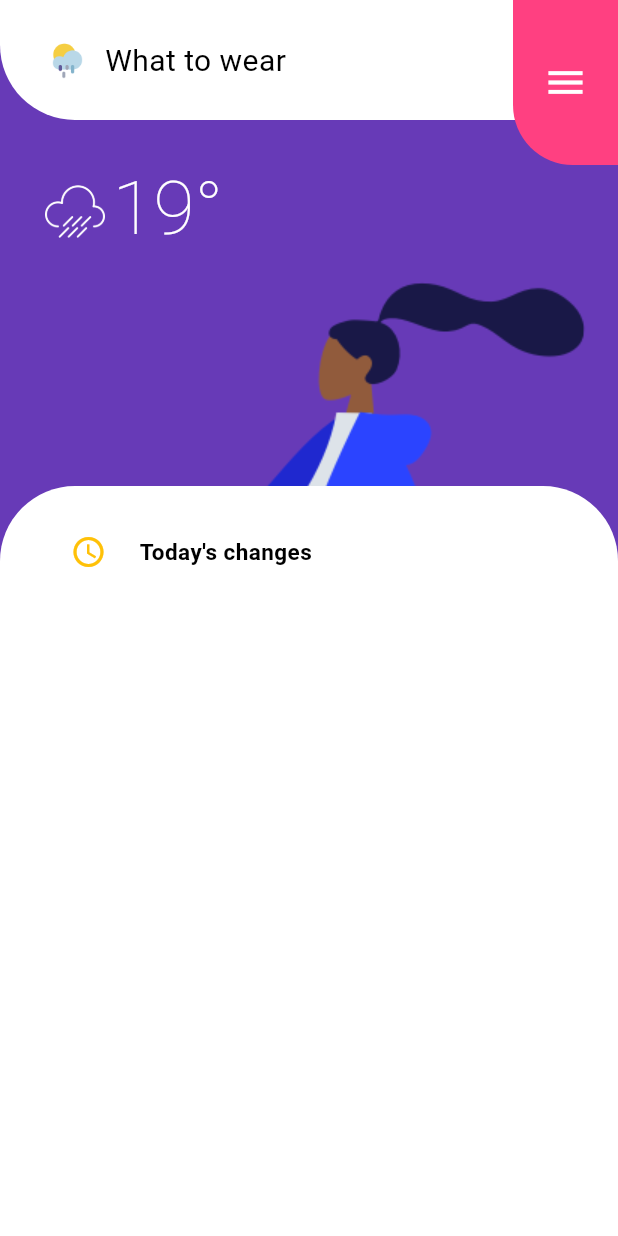
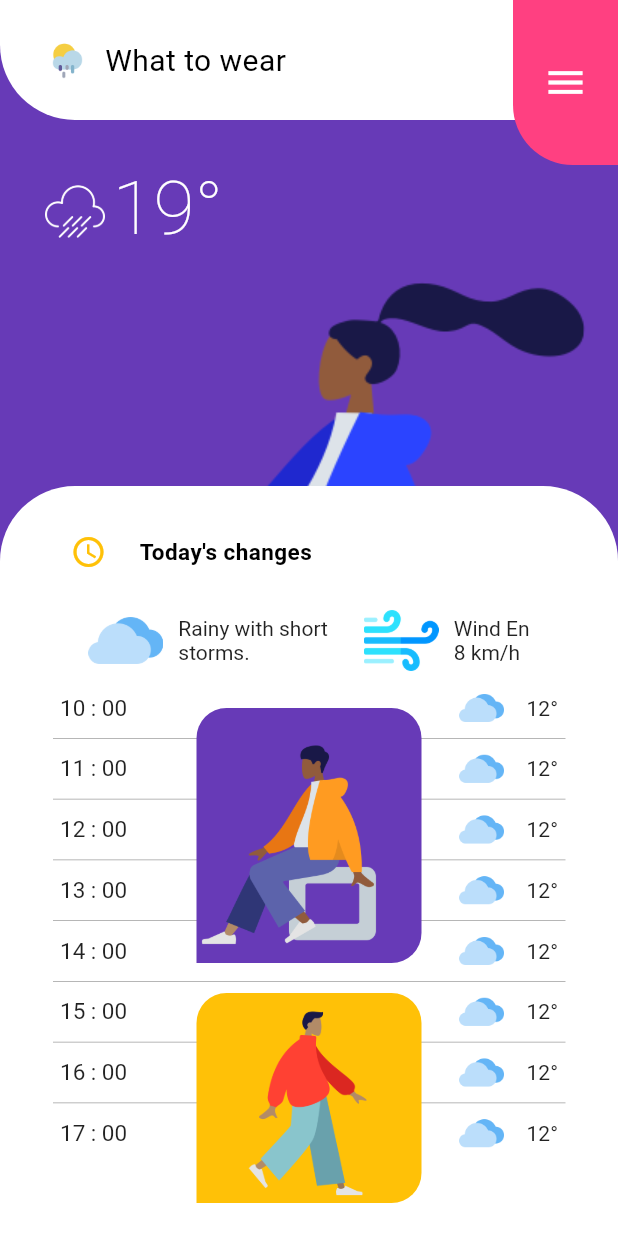
Before and after one commit to mahmoud-eslami/weatherly, a Flutter app: the screen it shows after launch, after a tap on the "access time" icon, on a phone screen of 412 x 824 dp. Run offline on Flutter 3.47's test engine with Material 2 defaults, Android fonts, the phone set to English and light mode, and no system bars; our stand-ins replace bloc, equatable, flutter_bloc.

```diff
--- a/lib/home.dart
+++ b/lib/home.dart
@@ -80,6 +80,132 @@ class _HomeState extends State<Home> {
           );
         },
       ),
+    );
+  }
+}
+
+class BottomSheetContent extends StatelessWidget {
+  @override
+  Widget build(BuildContext context) {
+    return Column(
+      children: [
+        windStatus(),
+        dailyWeatherStatus(),
+      ],
+    );
+  }
+
+  Widget dailyWeatherStatus() {
+    return SizedBox(
+      height: 400,
+      child: Stack(
+        children: [
+          ListView.separated(
+            itemBuilder: (context, index) => Padding(
+              padding: const EdgeInsets.all(5.0),
+              child: Row(
+                mainAxisAlignment: MainAxisAlignment.start,
+                children: [
+                  Expanded(
+                    child: Text(
+                      '${index + 10} : 00',
+                      style: TextStyle(
+                        fontSize: 15,
+                      ),
+                    ),
+                  ),
+                  Image.asset(
+                    'assets/images/cloud.png',
+                    width: 30,
+                  ),
+                  SizedBox(
+                    width: 15,
+                  ),
+                  Text('12°'),
+                ],
+              ),
+            ),
+            separatorBuilder: (context, index) => Container(
+              height: .5,
+              color: Colors.grey,
+            ),
+            itemCount: 8,
+          ),
+          Align(
+            alignment: Alignment.center,
+            child: Column(
+              children: [
+                SizedBox(
+                  height: 20,
+                ),
+                Container(
+                  width: 150,
+                  height: 170,
+                  decoration: BoxDecoration(
+                      borderRadius: BorderRadius.only(
+                        bottomRight: Radius.circular(20),
+                        topRight: Radius.circular(20),
+                        topLeft: Radius.circular(20),
+                      ),
+                      color: Colors.deepPurple),
+                  child: Image.asset(
+                    'assets/images/sit_man.png',
+                  ),
+                ),
+                SizedBox(
+                  height: 20,
+                ),
+                Container(
+                  width: 150,
+                  height: 140,
+                  decoration: BoxDecoration(
+                      borderRadius: BorderRadius.only(
+                        bottomRight: Radius.circular(20),
+                        topRight: Radius.circular(20),
+                        topLeft: Radius.circular(20),
+                      ),
+                      color: Colors.amber),
+                  child: Image.asset(
+                    'assets/images/stand_man.png',
+                  ),
+                ),
+              ],
+            ),
+          ),
+        ],
+      ),
+    );
+  }
+
+  Widget windStatus() {
+    return Row(
+      mainAxisAlignment: MainAxisAlignment.spaceEvenly,
+      children: [
+        Row(
+          children: [
+            Image.asset(
+              'assets/images/cloud.png',
+              width: 50,
+            ),
+            SizedBox(
+              width: 10,
+            ),
+            Text('Rainy with short\nstorms.'),
+          ],
+        ),
+        Row(
+          children: [
+            Image.asset(
+              'assets/images/wind.png',
+              width: 50,
+            ),
+            SizedBox(
+              width: 10,
+            ),
+            Text('Wind En\n8 km/h'),
+          ],
+        ),
+      ],
     );
   }
 }
@@ -209,8 +335,11 @@ class BottomSheet extends StatelessWidget {
           child: Align(
             alignment: Alignment.topCenter,
             child: Padding(
-              padding: const EdgeInsets.symmetric(horizontal: 35, vertical: 20),
-              child: Row(
+              padding: const EdgeInsets.only(left: 35,right: 35, top: 20),
+              child: SingleChildScrollView(
+                child: Column(
+                  children: [
+                    Row(
                       mainAxisAlignment: MainAxisAlignment.start,
                       children: [
                         IconButton(
@@ -219,7 +348,8 @@ class BottomSheet extends StatelessWidget {
                             color: Colors.amber,
                           ),
                           onPressed: () {
-                      homeCubit.bottomSheetListener(isOpenBar: calenderIcon);
+                            homeCubit.bottomSheetListener(
+                                isOpenBar: calenderIcon);
                           },
                         ),
                         SizedBox(
@@ -248,6 +378,11 @@ class BottomSheet extends StatelessWidget {
                           ),
                         ),
                       ],
+                    ),
+                    SizedBox(height: 10,),
+                    BottomSheetContent(),
+                  ],
+                ),
               ),
             ),
           ),
```
Also changed, not shown: assets/images/cloud.png (added), assets/images/sit_man.png (added), assets/images/stand_man.png (added), assets/images/wind.png (added). Lines whose indentation alone changed are shown as unchanged.
